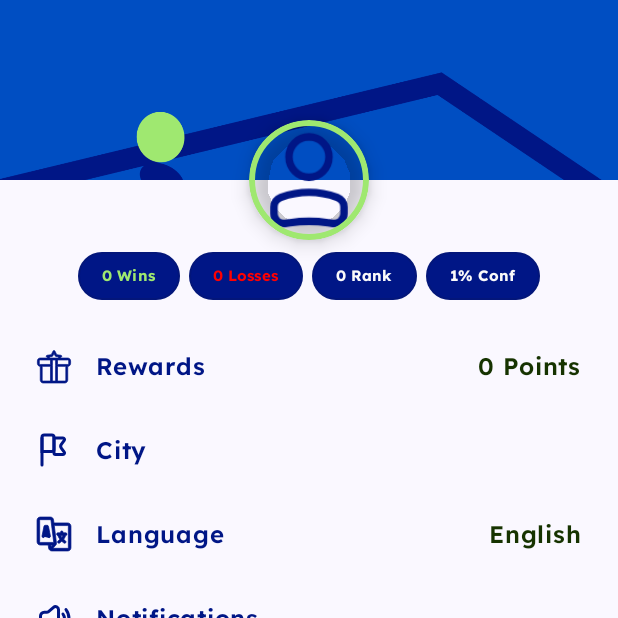
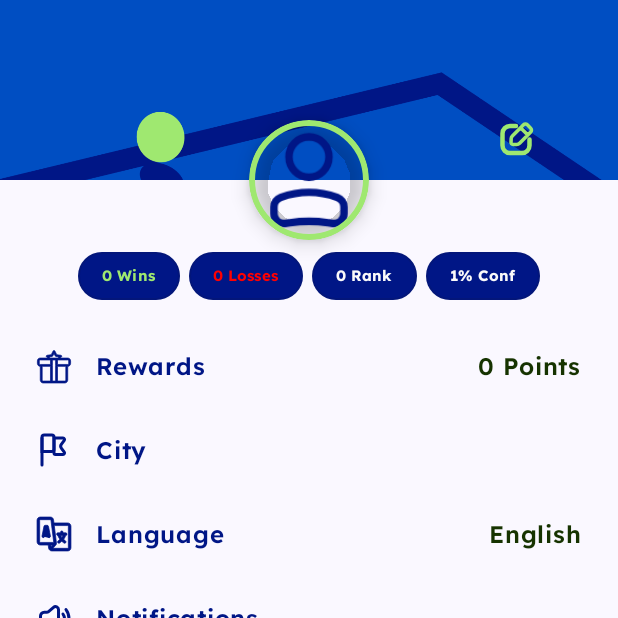
Before and after one commit to MoAwadeen/Padelytics-Android-App, an Android app built with Jetpack Compose: the ProfileScreen screen opened through its navigation route, on a phone screen of 412 x 824 dp, the top half of it. Run offline under Robolectric (Android 15) with nearby library versions, the phone set to English and light mode, and no system bars; our stand-ins replace Firebase (no records; nobody signed in at launch, a user with empty details on screens opened directly); libraries missing offline, so code that uses them is left out: com.cloudinary, com.cloudinary.utils.

Commit message:
Profile Image Initialization

```diff
--- a/app/build.gradle.kts
+++ b/app/build.gradle.kts
@@ -74,4 +74,8 @@ dependencies {
     implementation("androidx.compose.material3:material3:1.3.1")
     implementation("androidx.datastore:datastore-preferences:1.1.3")
     implementation("org.jsoup:jsoup:1.16.1")
+    implementation("androidx.lifecycle:lifecycle-viewmodel-ktx:2.6.2")
+    implementation("androidx.lifecycle:lifecycle-livedata-ktx:2.8.7")
+    implementation("androidx.activity:activity-ktx:1.10.1")
+    implementation("com.cloudinary:cloudinary-android:2.3.1")
 }
--- a/app/src/main/AndroidManifest.xml
+++ b/app/src/main/AndroidManifest.xml
@@ -1,6 +1,8 @@
 <?xml version="1.0" encoding="utf-8"?>
 <manifest xmlns:android="http://schemas.android.com/apk/res/android"
     xmlns:tools="http://schemas.android.com/tools">
+
+    <uses-permission android:name="android.permission.INTERNET"/>
 
     <application
         android:allowBackup="true"
--- a/app/src/main/java/grad/project/padelytics/features/profile/components/profilecomponents.kt
+++ b/app/src/main/java/grad/project/padelytics/features/profile/components/profilecomponents.kt
@@ -4,6 +4,7 @@ import androidx.compose.foundation.BorderStroke
 import androidx.compose.foundation.Image
 import androidx.compose.foundation.background
 import androidx.compose.foundation.border
+import androidx.compose.foundation.clickable
 import androidx.compose.foundation.layout.Arrangement
 import androidx.compose.foundation.layout.Box
 import androidx.compose.foundation.layout.Row
@@ -12,7 +13,6 @@ import androidx.compose.foundation.layout.fillMaxWidth
 import androidx.compose.foundation.layout.height
 import androidx.compose.foundation.layout.size
 import androidx.compose.runtime.Composable
-import androidx.compose.ui.Alignment
 import androidx.compose.ui.Modifier
 import androidx.compose.ui.graphics.Color
 import androidx.compose.ui.res.painterResource
@@ -43,8 +43,10 @@ import androidx.compose.foundation.layout.fillMaxHeight
 import androidx.compose.foundation.shape.RoundedCornerShape
 import androidx.compose.material3.Button
 import androidx.compose.material3.ButtonDefaults
+import androidx.compose.ui.Alignment
 import androidx.compose.ui.graphics.Color.Companion.Transparent
 import androidx.compose.ui.graphics.Color.Companion.White
+import androidx.compose.ui.graphics.ColorFilter
 import androidx.compose.ui.graphics.Shape
 import grad.project.padelytics.appComponents.MidDarkHeadline
 import grad.project.padelytics.appComponents.SimiMidDarkHeadline
@@ -58,7 +60,8 @@ import grad.project.padelytics.ui.theme.WhiteGray
 fun ProfileHeader(
     backgroundImage: Int = R.drawable.profilebg,
     avatarImage: Painter = painterResource(id = R.drawable.shop),
-    avatarSize: Dp = 80.dp
+    avatarSize: Dp = 80.dp,
+    iconOnClick: () -> Unit
 ) {
     Box(
         modifier = Modifier
@@ -66,7 +69,7 @@ fun ProfileHeader(
             .height(120.dp)
             .background(Transparent)
     ) {
-        // Background Image with overlay
+
         Box(modifier = Modifier.background(Transparent)) {
             Image(
                 painter = painterResource(id = backgroundImage),
@@ -96,13 +99,30 @@ fun ProfileHeader(
                     .background(Transparent)
             )
         }
+
+        Box(modifier = Modifier
+            .size(avatarSize)
+            .align(Alignment.BottomEnd)
+            .offset(y = avatarSize /2)
+            .background(Transparent)){
+            Image(
+                painter = painterResource(id = R.drawable.edit),
+                contentDescription = "Edit Icon",
+                modifier = Modifier
+                    .size(24.dp)
+                    .clickable { iconOnClick() },
+                colorFilter = ColorFilter.tint(GreenLight),
+                contentScale = ContentScale.Fit,
+                alignment = Alignment.BottomEnd,
+            )
+        }
     }
 }
 
 @Preview(showBackground = true, device = "id:pixel_8")
 @Composable
 fun PreviewProfileHeader(modifier: Modifier = Modifier){
-    ProfileHeader()
+    ProfileHeader(iconOnClick = {})
 }
 
 @Composable
--- a/app/src/main/java/grad/project/padelytics/features/profile/ui/ProfileScreen.kt
+++ b/app/src/main/java/grad/project/padelytics/features/profile/ui/ProfileScreen.kt
@@ -1,5 +1,8 @@
 package grad.project.padelytics.features.profile.ui
 
+import android.net.Uri
+import androidx.activity.compose.rememberLauncherForActivityResult
+import androidx.activity.result.contract.ActivityResultContracts
 import androidx.compose.foundation.Image
 import androidx.compose.foundation.background
 import androidx.compose.foundation.layout.*
@@ -28,6 +31,7 @@ import grad.project.padelytics.features.auth.components.WideGreenButton
 import grad.project.padelytics.features.profile.viewModel.ProfileViewModel
 import androidx.compose.runtime.collectAsState
 import androidx.compose.ui.graphics.Color
+import androidx.compose.ui.graphics.ColorFilter
 import androidx.compose.ui.res.painterResource
 import grad.project.padelytics.appComponents.MidDarkHeadline
 import grad.project.padelytics.features.profile.components.*
@@ -40,10 +44,11 @@ fun ProfileScreen(
     modifier: Modifier = Modifier.background(WhiteGray),
     navController: NavHostController,
     authViewModel: AuthViewModel = viewModel(),
-    profileViewModel: ProfileViewModel = viewModel()
+    profileViewModel: ProfileViewModel = viewModel(),
 ) {
     val navBackStackEntry by navController.currentBackStackEntryAsState()
     val currentRoute = navBackStackEntry?.destination?.route
+    val context = LocalContext.current
 
     val userProfile by profileViewModel.userProfile.collectAsState()
 
@@ -56,6 +61,19 @@ fun ProfileScreen(
     val city = userProfile?.city.orEmpty()
     val rewardPoints = userProfile?.rewardPoints ?: 0
 
+
+    val pickImageLauncher = rememberLauncherForActivityResult(
+        contract = ActivityResultContracts.GetContent()
+    ) { uri: Uri? ->
+        uri?.let {
+            profileViewModel.uploadImage(it, context)
+        }
+    }
+
+    fun selectImage() {
+        pickImageLauncher.launch("image/*")
+    }
+
     LaunchedEffect(Unit) {
         profileViewModel.fetchUserProfile()
     }
@@ -64,7 +82,7 @@ fun ProfileScreen(
         modifier = Modifier.background(WhiteGray),
         topBar = {
             val profileImage: Painter = rememberAsyncImagePainter(photo)
-            ProfileHeader(avatarImage = profileImage)
+            ProfileHeader(avatarImage = profileImage, iconOnClick = {selectImage()})
         },
         bottomBar = {
             BottomAppBar(navController, currentRoute)
@@ -79,7 +97,6 @@ fun ProfileScreen(
         ) {
             item {
                 Spacer(modifier = Modifier.height(16.dp))
-
                 MidDarkHeadline(text = fullname, size = 20)
 
                 Row(
--- a/gradle/libs.versions.toml
+++ b/gradle/libs.versions.toml
@@ -1,5 +1,7 @@
 [versions]
 agp = "8.9.0"
+cloudinaryAndroid = "2.3.1"
+cloudinaryKotlin = "1.0.2"
 firebaseBom = "33.11.0"
 kotlin = "2.0.21"
 coreKtx = "1.15.0"
@@ -16,6 +18,8 @@ navigationCompose = "2.8.9"
 
 [libraries]
 androidx-core-ktx = { group = "androidx.core", name = "core-ktx", version.ref = "coreKtx" }
+cloudinary-android = { module = "com.cloudinary:cloudinary-android", version.ref = "cloudinaryAndroid" }
+cloudinary-kotlin = { module = "com.cloudinary:cloudinary-kotlin", version.ref = "cloudinaryKotlin" }
 firebase-auth = { module = "com.google.firebase:firebase-auth" }
 firebase-bom = { module = "com.google.firebase:firebase-bom", version.ref = "firebaseBom" }
 firebase-firestore = { module = "com.google.firebase:firebase-firestore" }
```
Also changed, not shown: app/src/main/java/grad/project/padelytics/features/profile/viewModel/ProfileViewModel.kt (+70 -2 lines).
